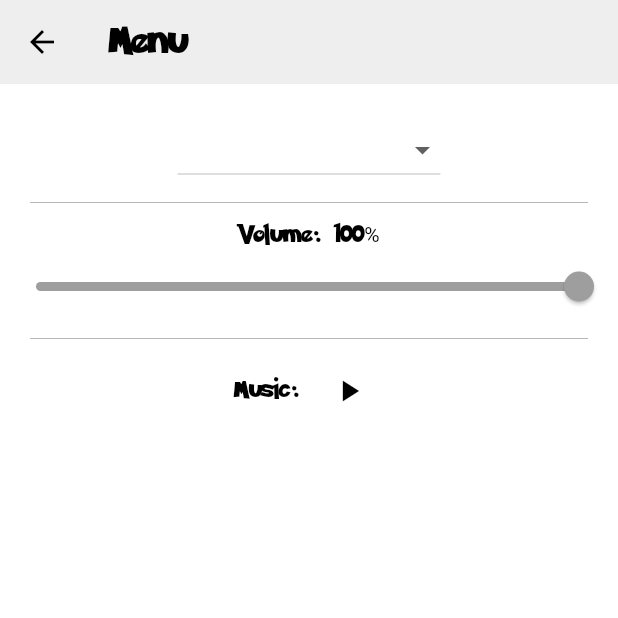
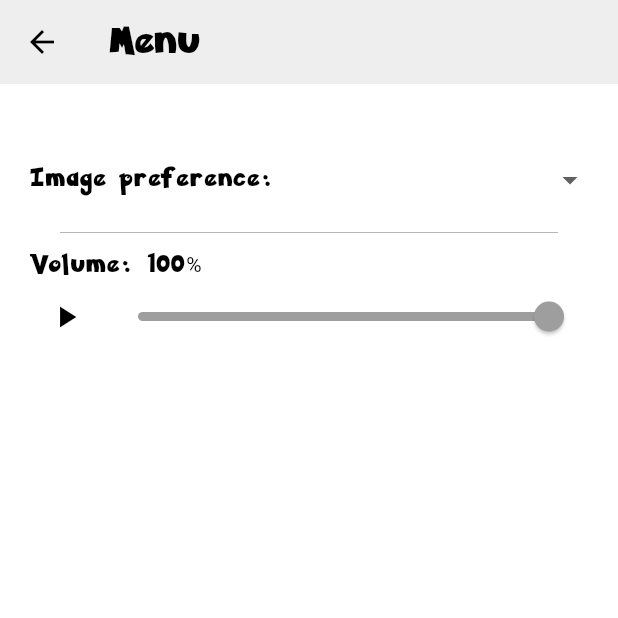
Before and after one commit to SixMont/PokeStar, a Flutter app: the MenuScreen screen opened by its route, after a tap on the "pause" icon, on a phone screen of 412 x 824 dp, the top half of it. Run offline on Flutter 3.47's test engine with Material 3 defaults, Android fonts, the phone set to English and light mode, and no system bars; our stand-ins replace audioplayers, bloc, flutter_bloc, shared_preferences; accounts and stored records are empty; network calls fail.

Commit message:
fix : add design for menu

```diff
--- a/lib/ui/content/favorite_screen_content.dart
+++ b/lib/ui/content/favorite_screen_content.dart
@@ -27,7 +27,7 @@ class FavoriteScreenContent extends StatelessWidget {
             return const Center(
               child: Text(
                 'No favorite Pokémon found!',
-                style: TextStyle(fontSize: 18, fontWeight: FontWeight.bold),
+                style: TextStyle(fontSize: 18, fontWeight: FontWeight.bold, letterSpacing: 2.0),
               ),
             );
           }
@@ -73,11 +73,12 @@ class FavoriteScreenContent extends StatelessWidget {
                 fontSize: 18,
                 fontWeight: FontWeight.bold,
                 color: Colors.red,
+                letterSpacing: 2.0,
               ),
             ),
           );
         } else {
-          return const Center(child: Text('Unknown state'));
+          return const Center(child: Text('Unknown state', style: TextStyle(letterSpacing: 2.0)));
         }
       },
     );
--- a/lib/ui/screens/menu_screen.dart
+++ b/lib/ui/screens/menu_screen.dart
@@ -2,7 +2,7 @@ import 'package:flutter/material.dart';
 import 'package:flutter_bloc/flutter_bloc.dart';
 import 'package:poke_star/music/music_player.dart';
 import 'package:poke_star/states/pokeapi_cubit.dart';
-import 'package:shared_preferences/shared_preferences.dart';  // build don't work so I import the package
+import 'package:shared_preferences/shared_preferences.dart';
 
 class MenuScreen extends StatefulWidget {
   const MenuScreen({super.key});
@@ -50,23 +50,31 @@ class _MenuScreenState extends State<MenuScreen> {
     return Scaffold(
       appBar: AppBar(
         backgroundColor: Colors.grey[200],
-        title: const Text('Menu', style: TextStyle(color: Colors.black)),
+        title: const Text('Menu', style: TextStyle(color: Colors.black, letterSpacing: 2.0)),
       ),
-      body: Center(
+      body: Padding(
+        padding: const EdgeInsets.all(20.0),
         child: Column(
           mainAxisAlignment: MainAxisAlignment.start,
+          crossAxisAlignment: CrossAxisAlignment.start,
           children: [
             const SizedBox(height: 20),
-            DropdownButton<String>(
+            Row(
+              mainAxisAlignment: MainAxisAlignment.spaceBetween,
+              children: [
+                const Text('Image preference:', style: TextStyle(letterSpacing: 2.0, fontSize: 14)),
+                SizedBox( // Set the desired width here
+                  child: DropdownButtonHideUnderline(
+                    child: DropdownButton<String>(
                       value: _selectedImageType,
                       items: const [
                         DropdownMenuItem(
                           value: 'Original Image',
-                  child: Text('Original Image'),
+                          child: Text('Original Image', style: TextStyle(letterSpacing: 2.0, fontSize: 13)),
                         ),
                         DropdownMenuItem(
                           value: 'Image Pokemon GO',
-                  child: Text('Image Pokemon GO'),
+                          child: Text('Image Pokemon GO', style: TextStyle(letterSpacing: 2.0, fontSize: 13)),
                         ),
                       ],
                       onChanged: (String? newValue) {
@@ -79,6 +87,10 @@ class _MenuScreenState extends State<MenuScreen> {
                         }
                       },
                     ),
+                  ),
+                ),
+              ],
+            ),
             const SizedBox(height: 10),
             const Divider(
               height: 2,
@@ -88,8 +100,25 @@ class _MenuScreenState extends State<MenuScreen> {
               endIndent: 20,
             ),
             const SizedBox(height: 10),
-            Text('Volume: ${(_currentVolume * 100).toInt()}%'),
-            Slider(
+            Text('Volume: ${(_currentVolume * 100).toInt()}%', style: const TextStyle(letterSpacing: 2.0, fontSize: 14)),
+            Row(
+              children: [
+                IconButton(
+                  icon: Icon(_isPlaying ? Icons.pause : Icons.play_arrow),
+                  onPressed: () {
+                    setState(() {
+                      if (_isPlaying) {
+                        MusicPlayer.pauseMusic();
+                      } else {
+                        MusicPlayer.resumeMusic();
+                      }
+                      _isPlaying = !_isPlaying;
+                    });
+                    _savePreferences();
+                  },
+                ),
+                Expanded(
+                  child: Slider(
                     value: _currentVolume,
                     min: 0.0,
                     max: 1.0,
@@ -106,32 +135,6 @@ class _MenuScreenState extends State<MenuScreen> {
                     inactiveColor: Colors.grey[300],
                     thumbColor: Colors.grey,
                   ),
-            const SizedBox(height: 10),
-            const Divider(
-              height: 1.5,
-              thickness: 0.5,
-              color: Colors.grey,
-              indent: 20,
-              endIndent: 20,
-            ),
-            const SizedBox(height: 10),
-            Row(
-              mainAxisAlignment: MainAxisAlignment.center,
-              children: [
-                const Text('Music: '),
-                IconButton(
-                  icon: Icon(_isPlaying ? Icons.pause : Icons.play_arrow),
-                  onPressed: () {
-                    setState(() {
-                      if (_isPlaying) {
-                        MusicPlayer.pauseMusic();
-                      } else {
-                        MusicPlayer.resumeMusic();
-                      }
-                      _isPlaying = !_isPlaying;
-                    });
-                    _savePreferences();
-                  },
                 ),
               ],
             ),
```
Lines whose indentation alone changed are shown as unchanged.
